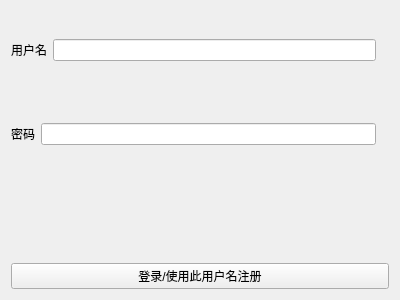
First picture: the form in login.ui, repository yj235/ParrotClient, before the edit.
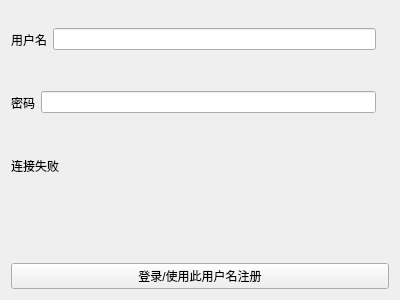
Second picture: the form after the edit. Custom widgets are drawn as their Qt base class.

What changed in the file:
```diff
--- a/login.ui
+++ b/login.ui
@@ -57,13 +57,20 @@
     </layout>
    </item>
    <item row="2" column="0">
+    <widget class="QLabel" name="label_connectionStatus">
+     <property name="text">
+      <string>连接失败</string>
+     </property>
+    </widget>
+   </item>
+   <item row="3" column="0">
     <widget class="QLabel" name="label_regist_failed">
      <property name="text">
       <string/>
      </property>
     </widget>
    </item>
-   <item row="3" column="0">
+   <item row="4" column="0">
     <widget class="QPushButton" name="pushButton">
      <property name="text">
       <string>登录/使用此用户名注册</string>
```
